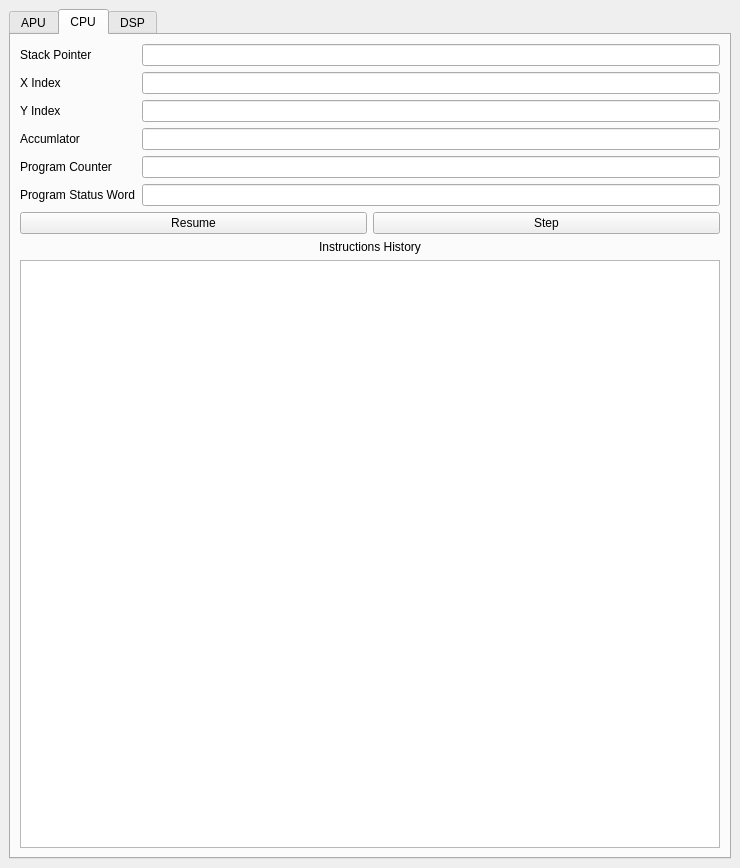
Old version of the form ui/apuView.ui in the repository zoriya/ComSquare.
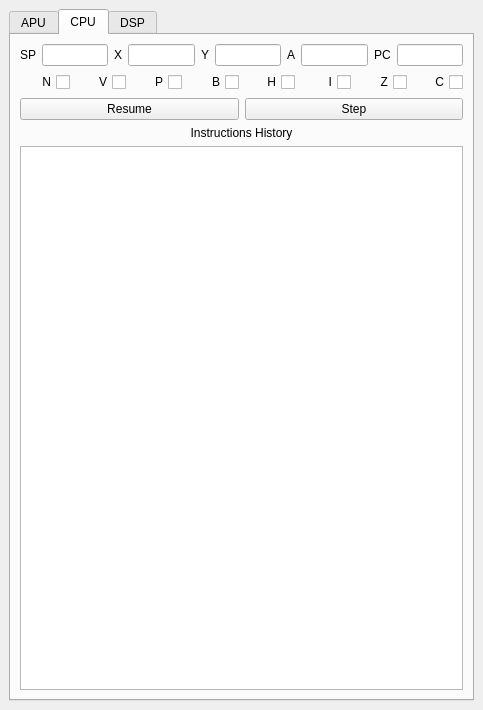
New version of the form. The open tabs and pages were chosen to show the change. Icons and pictures are not drawn.

Commit message: Replace logger with basic disassembly in APU debugger (& fixing Absolute By X Address operand?)

Diff of the .ui file:
```diff
--- a/ui/apuView.ui
+++ b/ui/apuView.ui
@@ -6,8 +6,8 @@
    <rect>
     <x>0</x>
     <y>0</y>
-    <width>740</width>
-    <height>868</height>
+    <width>483</width>
+    <height>673</height>
    </rect>
   </property>
   <property name="windowTitle">
@@ -329,20 +329,64 @@
         <string>CPU</string>
        </attribute>
        <layout class="QGridLayout" name="gridLayout_3">
-        <item row="3" column="0">
-         <widget class="QTextBrowser" name="logger"/>
-        </item>
-        <item row="2" column="0">
-         <widget class="QLabel" name="loggerLabel">
-          <property name="text">
-           <string>Instructions History</string>
-          </property>
-          <property name="alignment">
-           <set>Qt::AlignCenter</set>
-          </property>
-         </widget>
+        <item row="5" column="0">
+         <widget class="QTableWidget" name="logger"/>
         </item>
         <item row="1" column="0">
+         <layout class="QGridLayout" name="gridLayout_15">
+          <item row="0" column="7">
+           <widget class="QLineEdit" name="accumlatorLineEdit"/>
+          </item>
+          <item row="0" column="0">
+           <widget class="QLabel" name="stackPointerLabel">
+            <property name="text">
+             <string>SP</string>
+            </property>
+           </widget>
+          </item>
+          <item row="0" column="6">
+           <widget class="QLabel" name="accumlatorLabel">
+            <property name="text">
+             <string>A</string>
+            </property>
+           </widget>
+          </item>
+          <item row="0" column="2">
+           <widget class="QLabel" name="xIndexLabel">
+            <property name="text">
+             <string>X</string>
+            </property>
+           </widget>
+          </item>
+          <item row="0" column="5">
+           <widget class="QLineEdit" name="yIndexLineEdit"/>
+          </item>
+          <item row="0" column="3">
+           <widget class="QLineEdit" name="xIndexLineEdit"/>
+          </item>
+          <item row="0" column="4">
+           <widget class="QLabel" name="yIndexLabel">
+            <property name="text">
+             <string>Y</string>
+            </property>
+           </widget>
+          </item>
+          <item row="0" column="1">
+           <widget class="QLineEdit" name="stackPointerLineEdit"/>
+          </item>
+          <item row="0" column="9">
+           <widget class="QLineEdit" name="programCounterLineEdit"/>
+          </item>
+          <item row="0" column="8">
+           <widget class="QLabel" name="programCounterLabel">
+            <property name="text">
+             <string>PC</string>
+            </property>
+           </widget>
+          </item>
+         </layout>
+        </item>
+        <item row="3" column="0">
          <layout class="QGridLayout" name="gridLayout">
           <item row="0" column="0">
            <widget class="QPushButton" name="resumeButton">
@@ -368,70 +412,106 @@
           </item>
          </layout>
         </item>
-        <item row="0" column="0">
-         <layout class="QGridLayout" name="gridLayout_15">
-          <item row="0" column="0">
-           <widget class="QLabel" name="stackPointerLabel">
+        <item row="2" column="0">
+         <layout class="QGridLayout" name="gridLayout_16">
+          <item row="1" column="3">
+           <widget class="QCheckBox" name="bFlagCheckBox">
+            <property name="layoutDirection">
+             <enum>Qt::RightToLeft</enum>
+            </property>
             <property name="text">
-             <string>Stack Pointer</string>
+             <string>B</string>
             </property>
            </widget>
           </item>
-          <item row="5" column="1">
-           <widget class="QLineEdit" name="programStatusWordLineEdit"/>
-          </item>
-          <item row="2" column="1">
-           <widget class="QLineEdit" name="yIndexLineEdit"/>
-          </item>
-          <item row="4" column="1">
-           <widget class="QLineEdit" name="programCounterLineEdit"/>
-          </item>
-          <item row="1" column="0">
-           <widget class="QLabel" name="xIndexLabel">
+          <item row="1" column="2">
+           <widget class="QCheckBox" name="pFlagCheckBox">
+            <property name="layoutDirection">
+             <enum>Qt::RightToLeft</enum>
+            </property>
             <property name="text">
-             <string>X Index</string>
+             <string>P</string>
             </property>
            </widget>
           </item>
-          <item row="3" column="0">
-           <widget class="QLabel" name="accumlatorLabel">
+          <item row="1" column="6">
+           <widget class="QCheckBox" name="zFlagCheckBox">
+            <property name="layoutDirection">
+             <enum>Qt::RightToLeft</enum>
+            </property>
             <property name="text">
-             <string>Accumlator</string>
+             <string>Z</string>
             </property>
            </widget>
           </item>
-          <item row="0" column="1">
-           <widget class="QLineEdit" name="stackPointerLineEdit"/>
-          </item>
-          <item row="3" column="1">
-           <widget class="QLineEdit" name="accumlatorLineEdit"/>
+          <item row="1" column="7">
+           <widget class="QCheckBox" name="cFlagCheckBox">
+            <property name="enabled">
+             <bool>true</bool>
+            </property>
+            <property name="mouseTracking">
+             <bool>false</bool>
+            </property>
+            <property name="layoutDirection">
+             <enum>Qt::RightToLeft</enum>
+            </property>
+            <property name="text">
+             <string>C</string>
+            </property>
+           </widget>
           </item>
           <item row="1" column="1">
-           <widget class="QLineEdit" name="xIndexLineEdit"/>
+           <widget class="QCheckBox" name="vFlagCheckBox">
+            <property name="layoutDirection">
+             <enum>Qt::RightToLeft</enum>
+            </property>
+            <property name="text">
+             <string>V</string>
+            </property>
+           </widget>
           </item>
-          <item row="2" column="0">
-           <widget class="QLabel" name="yIndexLabel">
+          <item row="1" column="4">
+           <widget class="QCheckBox" name="hFlagCheckBox">
+            <property name="layoutDirection">
+             <enum>Qt::RightToLeft</enum>
+            </property>
             <property name="text">
-             <string>Y Index</string>
+             <string>H</string>
             </property>
            </widget>
           </item>
-          <item row="4" column="0">
-           <widget class="QLabel" name="programCounterLabel">
+          <item row="1" column="5">
+           <widget class="QCheckBox" name="iFlagCheckBox">
+            <property name="layoutDirection">
+             <enum>Qt::RightToLeft</enum>
+            </property>
             <property name="text">
-             <string>Program Counter</string>
+             <string>I</string>
             </property>
            </widget>
           </item>
-          <item row="5" column="0">
-           <widget class="QLabel" name="programStatusWordLabel">
+          <item row="1" column="0">
+           <widget class="QCheckBox" name="nFlagCheckBox">
+            <property name="layoutDirection">
+             <enum>Qt::RightToLeft</enum>
+            </property>
             <property name="text">
-             <string>Program Status Word</string>
+             <string>N</string>
             </property>
            </widget>
           </item>
          </layout>
         </item>
+        <item row="4" column="0">
+         <widget class="QLabel" name="loggerLabel">
+          <property name="text">
+           <string>Instructions History</string>
+          </property>
+          <property name="alignment">
+           <set>Qt::AlignCenter</set>
+          </property>
+         </widget>
+        </item>
        </layout>
       </widget>
       <widget class="QWidget" name="DSP">
```
Left out of the diff: 5 changed lines with no effect on the pictures. The commit also changes 6 other files.
